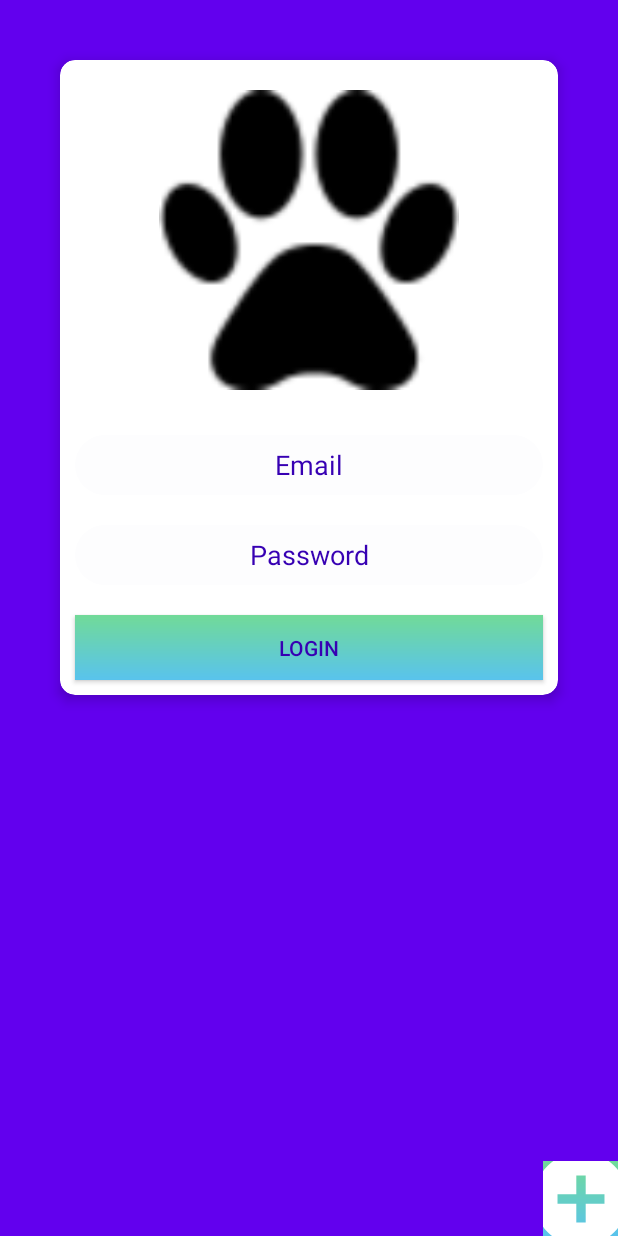
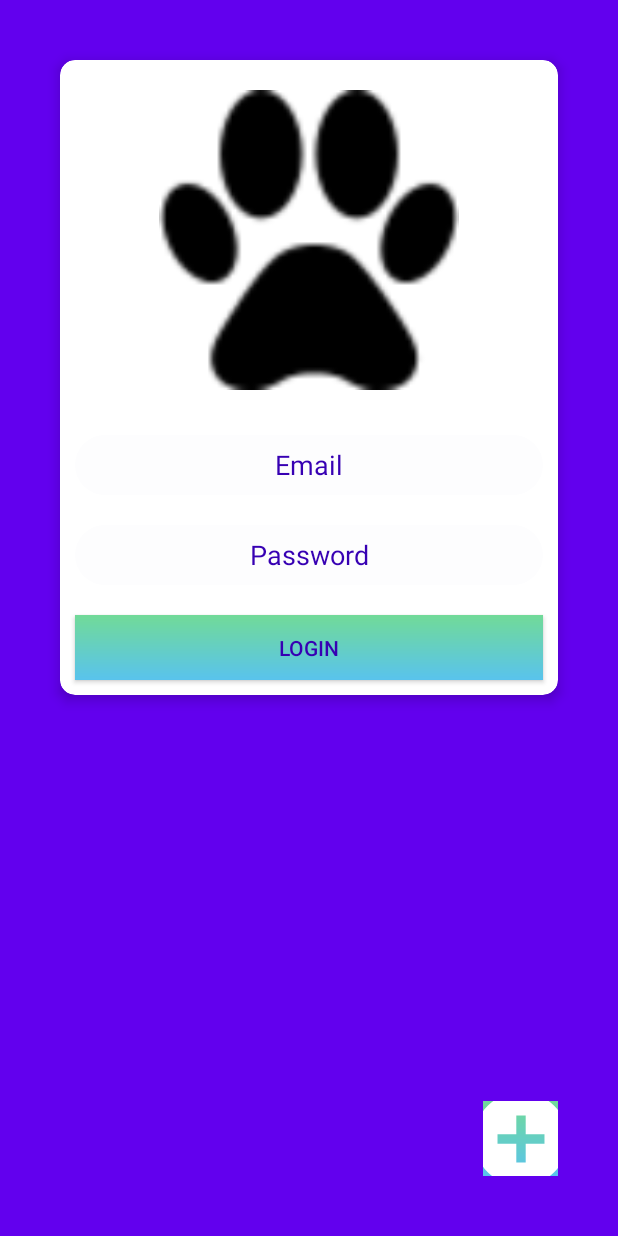
Before and after one commit to kbryldrm1673/Shelter, an Android app: the screen it shows after launch (MainActivity), on a phone screen of 412 x 824 dp. Run offline under Robolectric (Android 15) with nearby library versions, the phone set to English and light mode, and no system bars.

Commit message:
first terminal commit

```diff
--- a/app/src/main/AndroidManifest.xml
+++ b/app/src/main/AndroidManifest.xml
@@ -28,6 +28,10 @@
           android:name=".MainActivity"
           android:theme="@style/AppTheme"/>
 
+        <activity
+            android:name=".RegisterActivity"
+            android:theme="@style/AppTheme"/>
+
     </application>
 
 </manifest>
--- a/app/src/main/java/com/kubra/koubitirme/MainActivity.kt
+++ b/app/src/main/java/com/kubra/koubitirme/MainActivity.kt
@@ -1,19 +1,19 @@
 package com.kubra.koubitirme
 
+import android.content.Intent
 import android.os.Bundle
-import android.view.View
 import android.widget.Button
 import android.widget.EditText
 import android.widget.ImageButton
 import androidx.appcompat.app.AppCompatActivity
-import kotlinx.android.synthetic.main.activity_main.*
+
 
 class MainActivity : AppCompatActivity() {
 
     private var email: EditText? = null
     private var password: EditText? = null
     private var btn1: Button? = null
-    private var btn2: ImageButton?=null
+    private var btn2: ImageButton? = null
 
 
     override fun onCreate(savedInstanceState: Bundle?) {
@@ -24,11 +24,19 @@ class MainActivity : AppCompatActivity() {
         btn1 = findViewById(R.id.button)
         btn2 = findViewById(R.id.register_button)
 
-
-        register_button.setOnClickListener(View.OnClickListener { RegisterActivity() })
-
+        btn2?.setOnClickListener {
+            val intent = Intent(this@MainActivity,RegisterActivity::class.java)
+            startActivity(intent)
+        }
 
 
     }
 
+
+
+
+
+
+
+
 }
--- a/app/src/main/java/com/kubra/koubitirme/RegisterActivity.kt
+++ b/app/src/main/java/com/kubra/koubitirme/RegisterActivity.kt
@@ -4,7 +4,7 @@ import android.os.Bundle
 import android.widget.Button
 import androidx.appcompat.app.AppCompatActivity
 
-class RegisterActivity:AppCompatActivity() {
+class RegisterActivity : AppCompatActivity() {
 
     private var singUp: Button? = null
 
--- /dev/null
+++ b/app/src/main/res/drawable/image_button.xml
@@ -0,0 +1,11 @@
+<?xml version="1.0" encoding="utf-8"?>
+<selector xmlns:android="http://schemas.android.com/apk/res/android">
+     <item
+         android:state_pressed="true"
+         android:drawable="@drawable/register_image" />
+     <item
+         android:state_focused="true"
+         android:drawable="@drawable/register_image" />
+     <item
+         android:drawable="@drawable/register_image" />
+</selector>
--- a/app/src/main/res/layout/activity_main.xml
+++ b/app/src/main/res/layout/activity_main.xml
@@ -9,16 +9,18 @@
 
     <RelativeLayout
         android:layout_width="wrap_content"
-        android:layout_height="wrap_content">
+        android:layout_height="wrap_content"
+        android:paddingBottom="40dp"
+        android:paddingRight="40dp">
 
         <androidx.appcompat.widget.AppCompatImageButton
             android:id="@+id/register_button"
             android:layout_width="50dp"
             android:layout_height="50dp"
+            android:layout_alignParentEnd="true"
+            android:layout_alignParentBottom="true"
             android:background="@drawable/button_round"
-            android:src="@drawable/register_image"
-            android:layout_alignParentEnd="true"
-            android:layout_alignParentBottom="true"/>
+            android:src="@drawable/image_button" />
     </RelativeLayout>
 
 
@@ -27,8 +29,7 @@
         android:layout_height="wrap_content"
         app:cardCornerRadius="10dp"
         app:cardElevation="5dp"
-        android:layout_margin="40dp"
-        >
+        android:layout_margin="40dp">
 
         <LinearLayout
             android:layout_width="match_parent"
```
Also changed, not shown: app/src/main/res/layout/activity_register.xml (indentation only).
